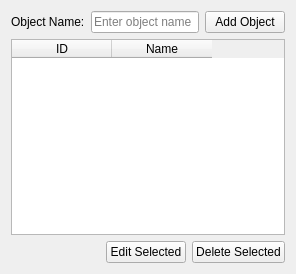
Above: object_tab.ui from prookyon/MonoObsLog before the change. Below: the same form after it.
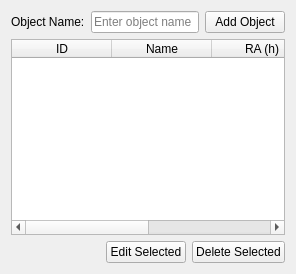
That is the form after the change.

Commit message: Added object coordinates with online lookup

```diff
--- a/object_tab.ui
+++ b/object_tab.ui
@@ -63,6 +63,16 @@
        <string>Name</string>
       </property>
      </column>
+     <column>
+      <property name="text">
+       <string>RA (h)</string>
+      </property>
+     </column>
+     <column>
+      <property name="text">
+       <string>Dec (°)</string>
+      </property>
+     </column>
     </widget>
    </item>
    <item>
```
The commit also changes 5 other files.
